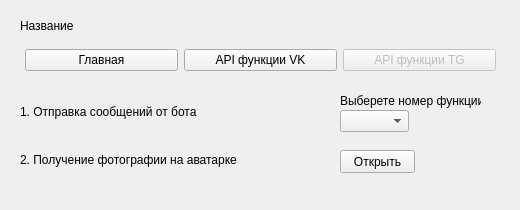
The window that tg_api.ui (AlisMori/API_project) describes before a commit, drawn with Qt 5.
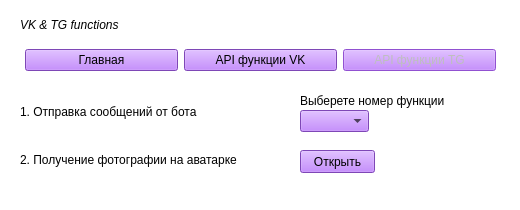
The same window after the commit.

Commit message: Make a design

```diff
--- a/tg_api.ui
+++ b/tg_api.ui
@@ -19,6 +19,9 @@
   <property name="windowTitle">
    <string>Form</string>
   </property>
+  <property name="styleSheet">
+   <string notr="true">background-color: rgb(255, 255, 255);</string>
+  </property>
   <widget class="QWidget" name="horizontalLayoutWidget">
    <property name="geometry">
     <rect>
@@ -37,6 +40,10 @@
     </property>
     <item>
      <widget class="QPushButton" name="Main_tg">
+      <property name="styleSheet">
+       <string notr="true">background-color: rgb(177, 99, 255);
+font: 10pt &quot;Times New Roman&quot;;</string>
+      </property>
       <property name="text">
        <string>Главная</string>
       </property>
@@ -47,6 +54,10 @@
       <property name="enabled">
        <bool>true</bool>
       </property>
+      <property name="styleSheet">
+       <string notr="true">background-color: rgb(177, 99, 255);
+font: 10pt &quot;Times New Roman&quot;;</string>
+      </property>
       <property name="text">
        <string>API функции VK</string>
       </property>
@@ -57,6 +68,10 @@
       <property name="enabled">
        <bool>false</bool>
       </property>
+      <property name="styleSheet">
+       <string notr="true">background-color: rgb(177, 99, 255);
+font: 10pt &quot;Times New Roman&quot;;</string>
+      </property>
       <property name="text">
        <string>API функции TG</string>
       </property>
@@ -83,18 +98,21 @@
     <number>1</number>
    </property>
    <property name="text">
-    <string>Название</string>
+    <string>&lt;html&gt;&lt;head/&gt;&lt;body&gt;&lt;p&gt;&lt;span style=&quot; font-style:italic;&quot;&gt;VK &amp;amp; TG functions &lt;/span&gt;&lt;/p&gt;&lt;/body&gt;&lt;/html&gt;</string>
    </property>
   </widget>
   <widget class="QLabel" name="label_8">
    <property name="geometry">
     <rect>
-     <x>340</x>
+     <x>300</x>
      <y>90</y>
-     <width>141</width>
+     <width>171</width>
      <height>21</height>
     </rect>
    </property>
+   <property name="styleSheet">
+    <string notr="true">font: 11pt &quot;Times New Roman&quot;;</string>
+   </property>
    <property name="text">
     <string>Выберете номер функции</string>
    </property>
@@ -102,12 +120,16 @@
   <widget class="QPushButton" name="function">
    <property name="geometry">
     <rect>
-     <x>340</x>
+     <x>300</x>
      <y>150</y>
      <width>75</width>
      <height>23</height>
     </rect>
    </property>
+   <property name="styleSheet">
+    <string notr="true">background-color: rgb(177, 99, 255);
+font: 10pt &quot;Times New Roman&quot;;</string>
+   </property>
    <property name="text">
     <string>Открыть</string>
    </property>
@@ -115,12 +137,16 @@
   <widget class="QComboBox" name="nums">
    <property name="geometry">
     <rect>
-     <x>340</x>
+     <x>300</x>
      <y>110</y>
      <width>69</width>
      <height>22</height>
     </rect>
    </property>
+   <property name="styleSheet">
+    <string notr="true">background-color: rgb(177, 99, 255);
+font: 10pt &quot;Times New Roman&quot;;</string>
+   </property>
   </widget>
   <widget class="QWidget" name="verticalLayoutWidget">
    <property name="geometry">
```
Left out of the diff: 6 changed lines with no effect on the pictures. The commit also changes 6 other files.
